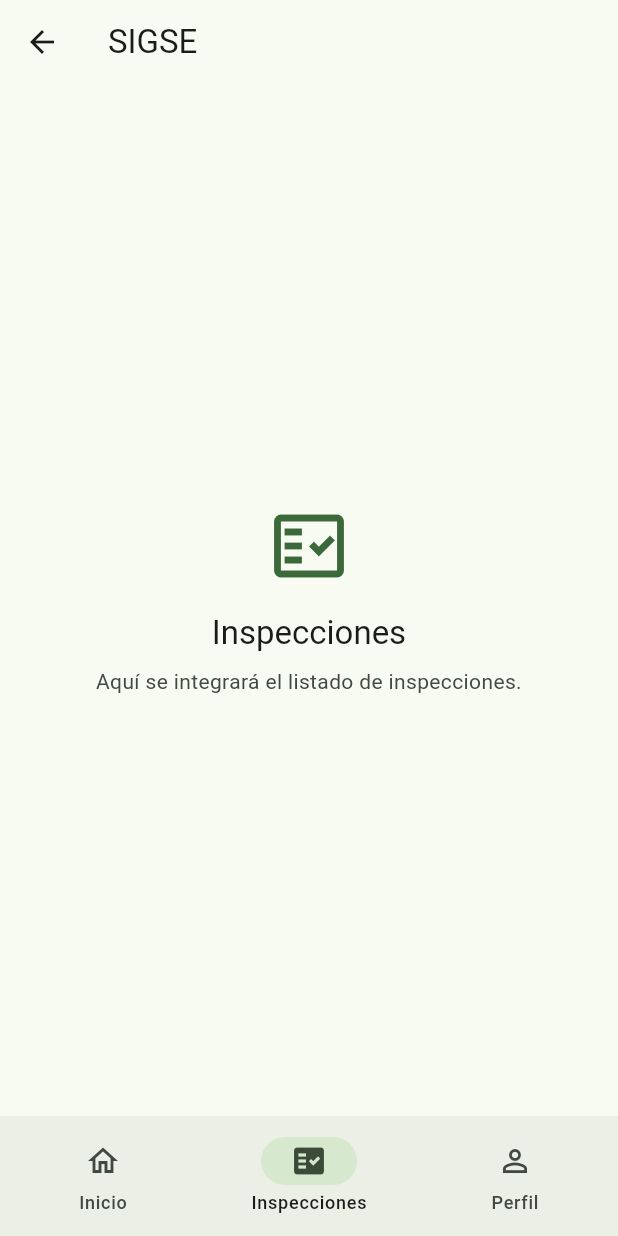
After one commit to sigse-uaa/sigse-uaa, a Flutter app: the AppShell screen opened directly, item 2 of the bottom bar chosen, on a phone screen of 412 x 824 dp. The commit adds this screen. Run offline on Flutter 3.47's test engine with Material 3 defaults, Android fonts, the phone set to English and light mode, and no system bars; our stand-ins replace shared_preferences; accounts and stored records are empty.

Commit message:
feat(app): agregar rutas, widgets compartidos y AppShell responsivo

```diff
--- /dev/null
+++ b/app/lib/core/widgets/empty_state.dart
@@ -0,0 +1,50 @@
+import 'package:flutter/material.dart';
+
+class EmptyState extends StatelessWidget {
+  const EmptyState({
+    super.key,
+    required this.icon,
+    required this.title,
+    this.message,
+    this.action,
+  });
+
+  final IconData icon;
+  final String title;
+  final String? message;
+  final Widget? action;
+
+  @override
+  Widget build(BuildContext context) {
+    final theme = Theme.of(context);
+
+    return Center(
+      child: Padding(
+        padding: const EdgeInsets.all(24),
+        child: Column(
+          mainAxisSize: MainAxisSize.min,
+          children: [
+            Icon(icon, size: 56, color: theme.colorScheme.primary),
+            const SizedBox(height: 16),
+            Text(
+              title,
+              textAlign: TextAlign.center,
+              style: theme.textTheme.titleLarge,
+            ),
+            if (message != null) ...[
+              const SizedBox(height: 8),
+              Text(
+                message!,
+                textAlign: TextAlign.center,
+                style: theme.textTheme.bodyMedium?.copyWith(
+                  color: theme.colorScheme.onSurfaceVariant,
+                ),
+              ),
+            ],
+            if (action != null) ...[const SizedBox(height: 20), action!],
+          ],
+        ),
+      ),
+    );
+  }
+}
--- a/app/lib/features/home/presentation/home_page.dart
+++ b/app/lib/features/home/presentation/home_page.dart
@@ -7,9 +7,7 @@ class HomePage extends StatelessWidget {
   Widget build(BuildContext context) {
     final theme = Theme.of(context);
 
-    return Scaffold(
-      appBar: AppBar(title: const Text('SIGSE')),
-      body: Center(
+    return Center(
       child: Padding(
         padding: const EdgeInsets.all(24),
         child: Column(
@@ -31,7 +29,6 @@ class HomePage extends StatelessWidget {
           ],
         ),
       ),
-      ),
     );
   }
 }
--- /dev/null
+++ b/app/lib/features/shell/presentation/app_shell.dart
@@ -0,0 +1,92 @@
+import 'package:flutter/material.dart';
+
+import '../../../core/widgets/empty_state.dart';
+import '../../home/presentation/home_page.dart';
+
+class AppShell extends StatefulWidget {
+  const AppShell({super.key});
+
+  @override
+  State<AppShell> createState() => _AppShellState();
+}
+
+class _AppShellState extends State<AppShell> {
+  static const _destinations = <NavigationDestination>[
+    NavigationDestination(
+      icon: Icon(Icons.home_outlined),
+      selectedIcon: Icon(Icons.home),
+      label: 'Inicio',
+    ),
+    NavigationDestination(
+      icon: Icon(Icons.fact_check_outlined),
+      selectedIcon: Icon(Icons.fact_check),
+      label: 'Inspecciones',
+    ),
+    NavigationDestination(
+      icon: Icon(Icons.person_outline),
+      selectedIcon: Icon(Icons.person),
+      label: 'Perfil',
+    ),
+  ];
+
+  int _selectedIndex = 0;
+
+  @override
+  Widget build(BuildContext context) {
+    final isWide = MediaQuery.sizeOf(context).width >= 720;
+    final body = _buildPage(_selectedIndex);
+
+    return Scaffold(
+      appBar: AppBar(title: const Text('SIGSE')),
+      body: isWide
+          ? Row(
+              children: [
+                NavigationRail(
+                  selectedIndex: _selectedIndex,
+                  onDestinationSelected: _onDestinationSelected,
+                  labelType: NavigationRailLabelType.all,
+                  destinations: _destinations
+                      .map(
+                        (destination) => NavigationRailDestination(
+                          icon: destination.icon,
+                          selectedIcon: destination.selectedIcon,
+                          label: Text(destination.label),
+                        ),
+                      )
+                      .toList(),
+                ),
+                const VerticalDivider(width: 1),
+                Expanded(child: body),
+              ],
+            )
+          : body,
+      bottomNavigationBar: isWide
+          ? null
+          : NavigationBar(
+              selectedIndex: _selectedIndex,
+              onDestinationSelected: _onDestinationSelected,
+              destinations: _destinations,
+            ),
+    );
+  }
+
+  void _onDestinationSelected(int index) {
+    setState(() => _selectedIndex = index);
+  }
+
+  Widget _buildPage(int index) {
+    return switch (index) {
+      0 => const HomePage(),
+      1 => const EmptyState(
+        icon: Icons.fact_check_outlined,
+        title: 'Inspecciones',
+        message: 'Aquí se integrará el listado de inspecciones.',
+      ),
+      _ => const EmptyState(
+        icon: Icons.person_outline,
+        title: 'Perfil',
+        message: 'Aquí se integrará el perfil del usuario.',
+      ),
+    };
+  }
+}
```
Also changed, not shown: app/lib/core/navigation/app_routes.dart (added, +11 -0 lines), app/lib/core/widgets/error_view.dart (added, +57 -0 lines), app/lib/core/widgets/loading_view.dart (added, +23 -0 lines). Lines whose indentation alone changed are shown as unchanged.
